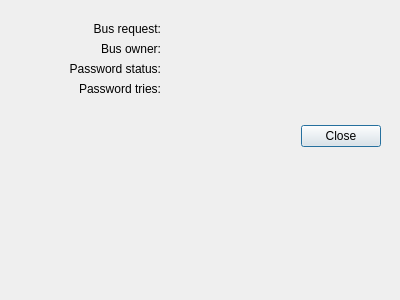
Old version of the form src/statusdialog.ui in the repository bloguetronica/mcp2210-conf.
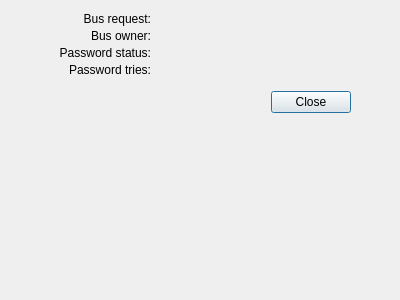
New version of the form. Icons and pictures are not drawn.

```diff
--- a/src/statusdialog.ui
+++ b/src/statusdialog.ui
@@ -30,10 +30,10 @@
   <widget class="QDialogButtonBox" name="buttonBox">
    <property name="geometry">
     <rect>
-     <x>40</x>
-     <y>120</y>
+     <x>10</x>
+     <y>87</y>
      <width>341</width>
-     <height>32</height>
+     <height>31</height>
     </rect>
    </property>
    <property name="orientation">
@@ -46,10 +46,10 @@
   <widget class="QLabel" name="labelBusRequestValueLabel">
    <property name="geometry">
     <rect>
-     <x>20</x>
-     <y>20</y>
+     <x>10</x>
+     <y>10</y>
      <width>141</width>
-     <height>18</height>
+     <height>17</height>
     </rect>
    </property>
    <property name="text">
@@ -63,9 +63,9 @@
    <property name="geometry">
     <rect>
      <x>200</x>
-     <y>20</y>
+     <y>10</y>
      <width>141</width>
-     <height>18</height>
+     <height>17</height>
     </rect>
    </property>
    <property name="text">
@@ -75,10 +75,10 @@
   <widget class="QLabel" name="labelBusOwnerValueLabel">
    <property name="geometry">
     <rect>
-     <x>20</x>
-     <y>40</y>
+     <x>10</x>
+     <y>27</y>
      <width>141</width>
-     <height>18</height>
+     <height>17</height>
     </rect>
    </property>
    <property name="text">
@@ -92,9 +92,9 @@
    <property name="geometry">
     <rect>
      <x>200</x>
-     <y>40</y>
+     <y>27</y>
      <width>141</width>
-     <height>18</height>
+     <height>17</height>
     </rect>
    </property>
    <property name="text">
@@ -104,10 +104,10 @@
   <widget class="QLabel" name="labelPasswordStatusValueLabel">
    <property name="geometry">
     <rect>
-     <x>20</x>
-     <y>60</y>
+     <x>10</x>
+     <y>44</y>
      <width>141</width>
-     <height>18</height>
+     <height>17</height>
     </rect>
    </property>
    <property name="text">
@@ -121,9 +121,9 @@
    <property name="geometry">
     <rect>
      <x>200</x>
-     <y>60</y>
+     <y>44</y>
      <width>141</width>
-     <height>18</height>
+     <height>17</height>
     </rect>
    </property>
    <property name="text">
@@ -133,10 +133,10 @@
   <widget class="QLabel" name="labelPasswordTriesValueLabel">
    <property name="geometry">
     <rect>
-     <x>20</x>
-     <y>80</y>
+     <x>10</x>
+     <y>61</y>
      <width>141</width>
-     <height>18</height>
+     <height>17</height>
     </rect>
    </property>
    <property name="text">
@@ -150,9 +150,9 @@
    <property name="geometry">
     <rect>
      <x>200</x>
-     <y>80</y>
+     <y>61</y>
      <width>141</width>
-     <height>18</height>
+     <height>17</height>
     </rect>
    </property>
    <property name="text">
```
Left out of the diff: 8 changed lines with no effect on the pictures.
